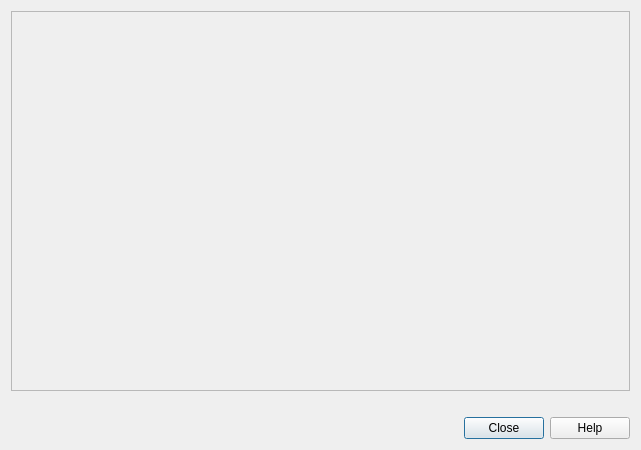
Above: include/wireshark/ui/qt/packet_dialog.ui from randolphcyg/gowireshark before the change. Below: the same form after it.
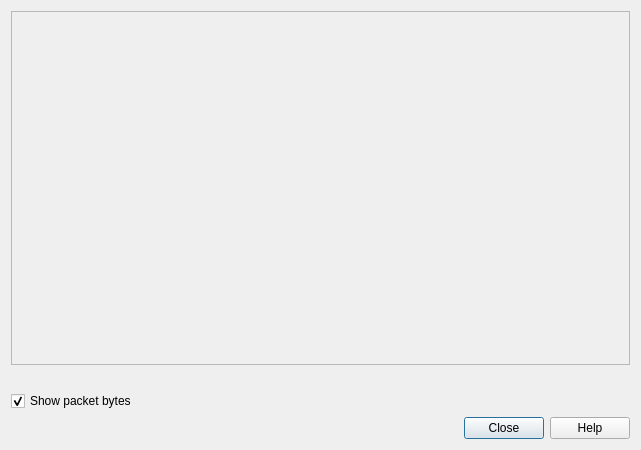
That is the form after the change. Custom widgets are drawn as their Qt base class.

```diff
--- a/include/wireshark/ui/qt/packet_dialog.ui
+++ b/include/wireshark/ui/qt/packet_dialog.ui
@@ -34,6 +34,16 @@
      </property>
     </widget>
    </item>
+   <item>
+    <widget class="QCheckBox" name="chkShowByteView">
+     <property name="text">
+      <string>Show packet bytes</string>
+     </property>
+     <property name="checked">
+      <bool>true</bool>
+     </property>
+    </widget>
+   </item>
    <item>
     <widget class="QDialogButtonBox" name="buttonBox">
      <property name="orientation">
```
